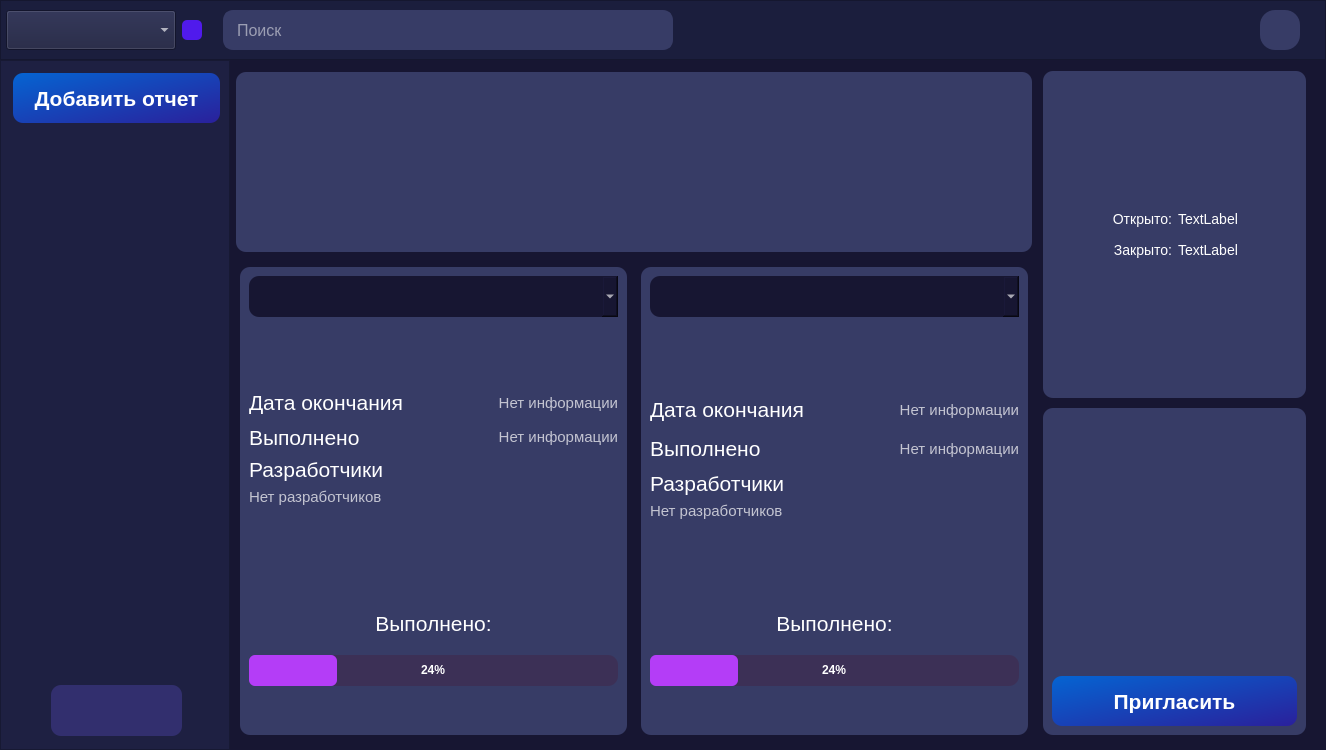
Old version of the form interfaces/main_page.ui in the repository ArtShibaev/Bugtracker.
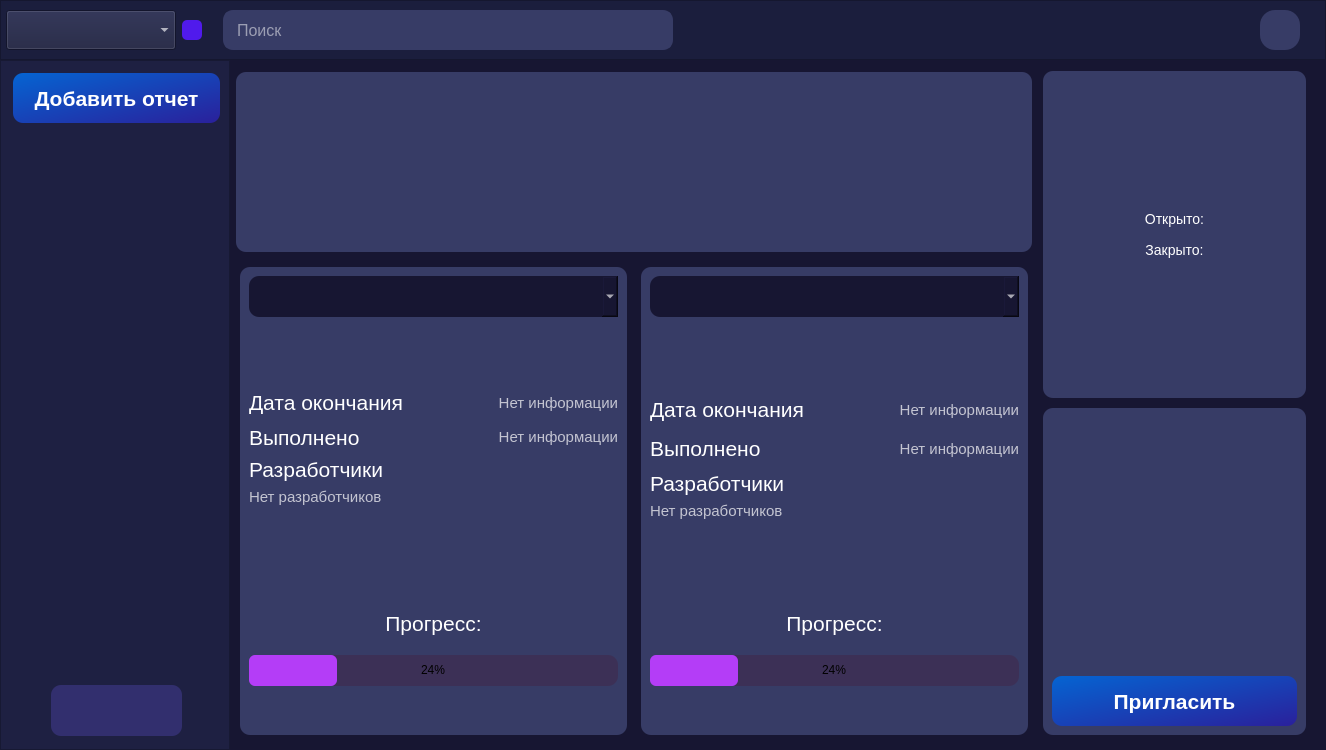
New version of the form.

Commit message: Лейблы расположены по центру

What changed in the file:
```diff
--- a/interfaces/main_page.ui
+++ b/interfaces/main_page.ui
@@ -831,7 +831,7 @@
 font-size: 21px;</string>
                 </property>
                 <property name="text">
-                 <string>Выполнено:</string>
+                 <string>Прогресс:</string>
                 </property>
                 <property name="alignment">
                  <set>Qt::AlignCenter</set>
@@ -850,8 +850,6 @@
                  <string notr="true">QProgressBar {
     text-align: center;
 	background-color: #3C3056;
-	color: white;
-	font-weight: bold;
 }
 QProgressBar::chunk {
     background-color: #B43DF7;
@@ -1106,7 +1104,7 @@
 font-size: 21px;</string>
                 </property>
                 <property name="text">
-                 <string>Выполнено:</string>
+                 <string>Прогресс:</string>
                 </property>
                 <property name="alignment">
                  <set>Qt::AlignCenter</set>
@@ -1125,8 +1123,6 @@
                  <string notr="true">QProgressBar {
     text-align: center;
 	background-color: #3C3056;
-	color: white;
-	font-weight: bold;
 }
 QProgressBar::chunk {
     background-color: #B43DF7;
@@ -1259,7 +1255,7 @@
                      <widget class="QLabel" name="label">
                       <property name="maximumSize">
                        <size>
-                        <width>118</width>
+                        <width>99999</width>
                         <height>25</height>
                        </size>
                       </property>
@@ -1271,27 +1267,7 @@
                        <string>Открыто:</string>
                       </property>
                       <property name="alignment">
-                       <set>Qt::AlignRight|Qt::AlignTrailing|Qt::AlignVCenter</set>
-                      </property>
-                     </widget>
-                    </item>
-                    <item>
-                     <widget class="QLabel" name="open_l">
-                      <property name="maximumSize">
-                       <size>
-                        <width>117</width>
-                        <height>25</height>
-                       </size>
-                      </property>
-                      <property name="styleSheet">
-                       <string notr="true">color: white;
-font-size: 14px;</string>
-                      </property>
-                      <property name="text">
-                       <string>TextLabel</string>
-                      </property>
-                      <property name="alignment">
-                       <set>Qt::AlignLeading|Qt::AlignLeft|Qt::AlignVCenter</set>
+                       <set>Qt::AlignCenter</set>
                       </property>
                      </widget>
                     </item>
@@ -1306,7 +1282,7 @@
                      <widget class="QLabel" name="label_2">
                       <property name="maximumSize">
                        <size>
-                        <width>118</width>
+                        <width>99999</width>
                         <height>25</height>
                        </size>
                       </property>
@@ -1318,24 +1294,7 @@
                        <string>Закрыто:</string>
                       </property>
                       <property name="alignment">
-                       <set>Qt::AlignRight|Qt::AlignTrailing|Qt::AlignVCenter</set>
-                      </property>
-                     </widget>
-                    </item>
-                    <item>
-                     <widget class="QLabel" name="close_l">
-                      <property name="maximumSize">
-                       <size>
-                        <width>117</width>
-                        <height>25</height>
-                       </size>
-                      </property>
-                      <property name="styleSheet">
-                       <string notr="true">color: white;
-font-size: 14px;</string>
-                      </property>
-                      <property name="text">
-                       <string>TextLabel</string>
+                       <set>Qt::AlignCenter</set>
                       </property>
                      </widget>
                     </item>
```
Left out of the diff: 4 changed lines with no effect on the pictures. The commit also changes 1 other file.
